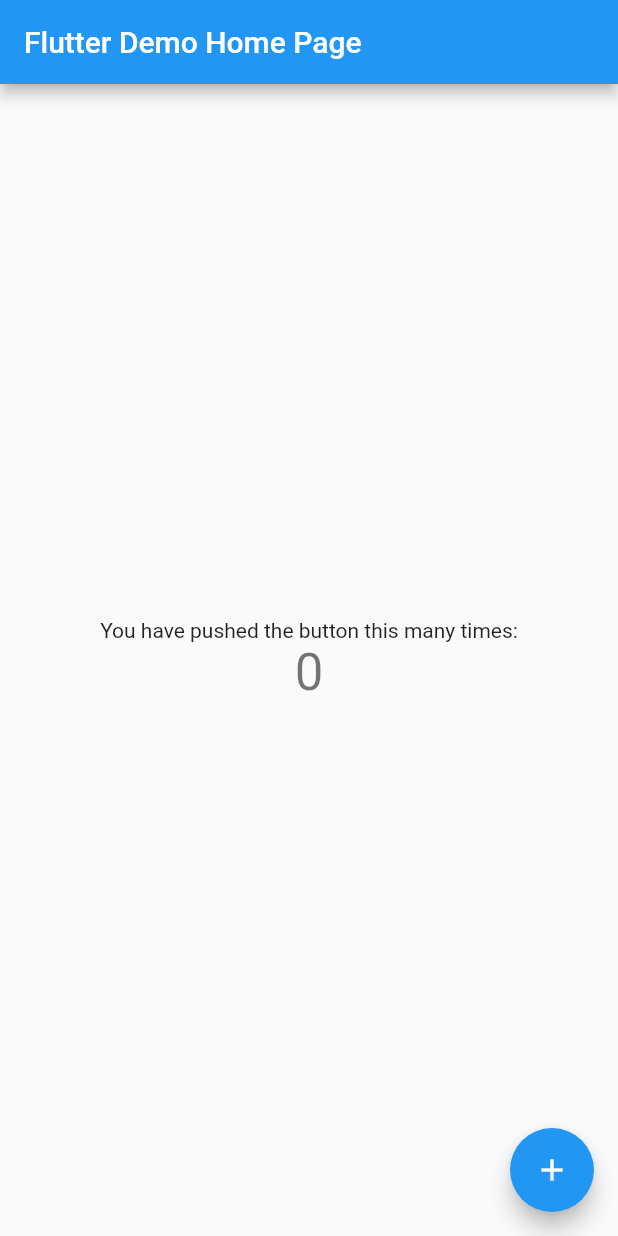
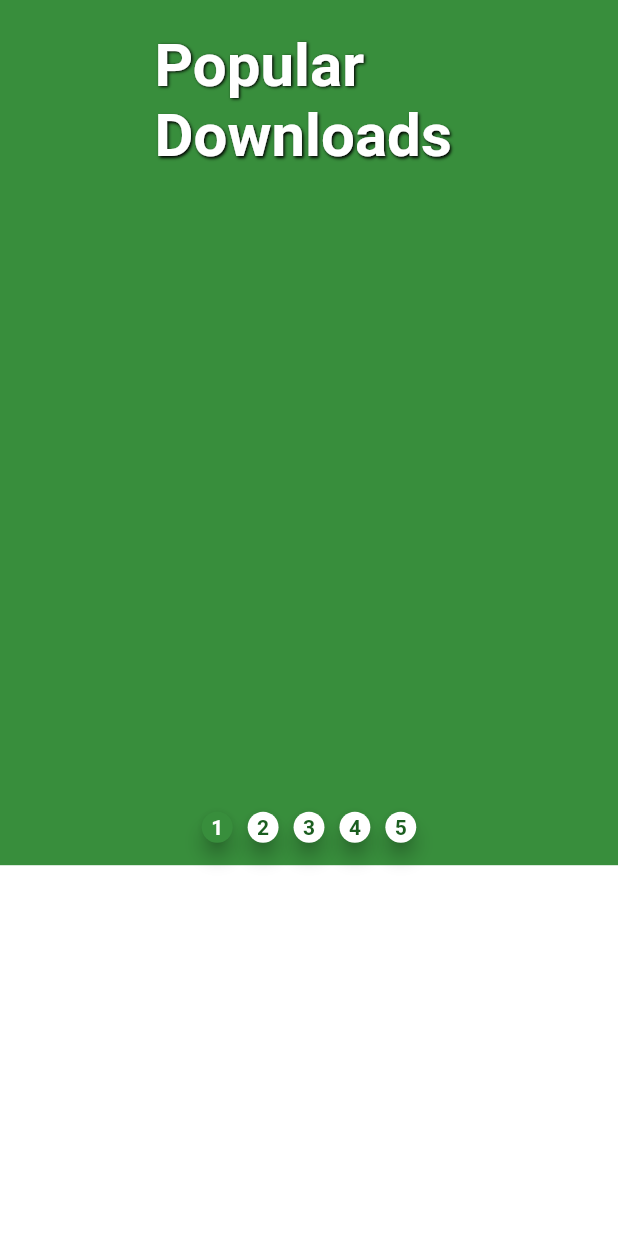
Before and after one commit to Prem-Neupane/ytsdesktop, a Flutter app: the screen it shows after launch, on a phone screen of 412 x 824 dp. Run offline on Flutter 3.47's test engine with Material 2 defaults, Android fonts, the phone set to English and light mode, and no system bars.

Commit message:
laid top downloads button

```diff
--- a/lib/main.dart
+++ b/lib/main.dart
@@ -1,117 +1,9 @@
 import 'package:flutter/material.dart';
+import 'package:ytsdesktop/screens/home/home.dart';
 
 void main() {
-  runApp(MyApp());
+  runApp(MaterialApp(
+    title: 'YTSMovies',
+    home: Home(),
+  ));
 }
-
-class MyApp extends StatelessWidget {
-  // This widget is the root of your application.
-  @override
-  Widget build(BuildContext context) {
-    return MaterialApp(
-      title: 'Flutter Demo',
-      theme: ThemeData(
-        // This is the theme of your application.
-        //
-        // Try running your application with "flutter run". You'll see the
-        // application has a blue toolbar. Then, without quitting the app, try
-        // changing the primarySwatch below to Colors.green and then invoke
-        // "hot reload" (press "r" in the console where you ran "flutter run",
-        // or simply save your changes to "hot reload" in a Flutter IDE).
-        // Notice that the counter didn't reset back to zero; the application
-        // is not restarted.
-        primarySwatch: Colors.blue,
-        // This makes the visual density adapt to the platform that you run
-        // the app on. For desktop platforms, the controls will be smaller and
-        // closer together (more dense) than on mobile platforms.
-        visualDensity: VisualDensity.adaptivePlatformDensity,
-      ),
-      home: MyHomePage(title: 'Flutter Demo Home Page'),
-    );
-  }
-}
-
-class MyHomePage extends StatefulWidget {
-  MyHomePage({Key key, this.title}) : super(key: key);
-
-  // This widget is the home page of your application. It is stateful, meaning
-  // that it has a State object (defined below) that contains fields that affect
-  // how it looks.
-
-  // This class is the configuration for the state. It holds the values (in this
-  // case the title) provided by the parent (in this case the App widget) and
-  // used by the build method of the State. Fields in a Widget subclass are
-  // always marked "final".
-
-  final String title;
-
-  @override
-  _MyHomePageState createState() => _MyHomePageState();
-}
-
-class _MyHomePageState extends State<MyHomePage> {
-  int _counter = 0;
-
-  void _incrementCounter() {
-    setState(() {
-      // This call to setState tells the Flutter framework that something has
-      // changed in this State, which causes it to rerun the build method below
-      // so that the display can reflect the updated values. If we changed
-      // _counter without calling setState(), then the build method would not be
-      // called again, and so nothing would appear to happen.
-      _counter++;
-    });
-  }
-
-  @override
-  Widget build(BuildContext context) {
-    // This method is rerun every time setState is called, for instance as done
-    // by the _incrementCounter method above.
-    //
-    // The Flutter framework has been optimized to make rerunning build methods
-    // fast, so that you can just rebuild anything that needs updating rather
-    // than having to individually change instances of widgets.
-    return Scaffold(
-      appBar: AppBar(
-        // Here we take the value from the MyHomePage object that was created by
-        // the App.build method, and use it to set our appbar title.
-        title: Text(widget.title),
-      ),
-      body: Center(
-        // Center is a layout widget. It takes a single child and positions it
-        // in the middle of the parent.
-        child: Column(
-          // Column is also a layout widget. It takes a list of children and
-          // arranges them vertically. By default, it sizes itself to fit its
-          // children horizontally, and tries to be as tall as its parent.
-          //
-          // Invoke "debug painting" (press "p" in the console, choose the
-          // "Toggle Debug Paint" action from the Flutter Inspector in Android
-          // Studio, or the "Toggle Debug Paint" command in Visual Studio Code)
-          // to see the wireframe for each widget.
-          //
-          // Column has various properties to control how it sizes itself and
-          // how it positions its children. Here we use mainAxisAlignment to
-          // center the children vertically; the main axis here is the vertical
-          // axis because Columns are vertical (the cross axis would be
-          // horizontal).
-          mainAxisAlignment: MainAxisAlignment.center,
-          children: <Widget>[
-            Text(
-              'You have pushed the button this many times:',
-            ),
-            Text(
-              '$_counter',
-              style: Theme.of(context).textTheme.headline4,
-            ),
-          ],
-        ),
-      ),
-      floatingActionButton: FloatingActionButton(
-        onPressed: _incrementCounter,
-        tooltip: 'Increment',
-        child: Icon(Icons.add),
-      ), // This trailing comma makes auto-formatting nicer for build methods.
-    );
-  }
-}
--- /dev/null
+++ b/lib/screens/home/home.dart
@@ -0,0 +1,39 @@
+import 'package:flutter/material.dart';
+import 'package:provider/provider.dart';
+import 'package:ytsdesktop/screens/home/home_provider.dart';
+import 'package:ytsdesktop/screens/home/top_downloads/top_downloads.dart';
+import 'package:ytsdesktop/utils/screen_dimension.dart';
+
+class Home extends StatelessWidget {
+  final ScreenDimension _dimension = ScreenDimension.instance;
+  @override
+  Widget build(BuildContext context) {
+    _dimension.init(
+        MediaQuery.of(context).size.height, MediaQuery.of(context).size.width);
+    return ChangeNotifierProvider<HomeProvider>(
+      create: (context) => HomeProvider(),
+      child: Builder(
+        builder: (context) {
+          HomeProvider _homeProvider = Provider.of<HomeProvider>(context);
+          return Scaffold(
+              backgroundColor: Colors.white,
+              body: Container(
+                height: _dimension.height,
+                width: _dimension.width,
+                child: ListView(
+                  physics: BouncingScrollPhysics(),
+                  children: [
+                    ///top downloads
+                    SizedBox(
+                      height: _dimension.percent(value: 70, isHeight: true),
+                      width: _dimension.width,
+                      child: TopDownloads(),
+                    )
+                  ],
+                ),
+              ));
+        },
+      ),
+    );
+  }
+}
--- /dev/null
+++ b/lib/screens/home/home_provider.dart
@@ -0,0 +1,6 @@
+
+import 'package:flutter/cupertino.dart';
+
+class HomeProvider with ChangeNotifier{
+
+}
--- /dev/null
+++ b/lib/screens/home/top_downloads/top_downloads.dart
@@ -0,0 +1,108 @@
+import 'package:flutter/material.dart';
+import 'package:provider/provider.dart';
+import 'package:ytsdesktop/screens/home/top_downloads/top_downloads_provider.dart';
+import 'package:ytsdesktop/utils/custom_shadows.dart';
+import 'package:ytsdesktop/utils/screen_dimension.dart';
+
+class TopDownloads extends StatelessWidget {
+  final ScreenDimension _dimension = ScreenDimension.instance;
+  @override
+  Widget build(BuildContext context) {
+    return ChangeNotifierProvider(
+      create: (context) => TopDownloadsProvider(),
+      child: Builder(
+        builder: (context) {
+          TopDownloadsProvider _topDownloadsProvider =
+              Provider.of<TopDownloadsProvider>(context);
+          return Container(
+            decoration: BoxDecoration(color: Colors.green[700]),
+            child: Stack(
+              children: [
+                //popular downloads Text
+                Positioned(
+                  top: 20,
+                  left: _dimension.percent(value: 25, isHeight: null),
+                  child: Container(
+                      alignment: Alignment.center,
+                      color: Colors.transparent,
+                      width: _dimension.percent(value: 50, isHeight: false),
+                      child: _popularDownloads()),
+                ),
+
+                ///for page buttons
+                Positioned(
+                  bottom: 10,
+                  left: _dimension.percent(value: 25, isHeight: null),
+                  child: Container(
+                    alignment: Alignment.center,
+                    width: _dimension.percent(value: 50, isHeight: false),
+                    child: Row(
+                      mainAxisAlignment: MainAxisAlignment.center,
+                      children: [
+                        for (int i = 1; i < 6; i++)
+                          _eachMovieButton(
+                              provider: _topDownloadsProvider,
+                              buttonId: i.toString())
+
+                        ///each button to choose movie
+                      ],
+                    ),
+                  ),
+                )
+              ],
+            ),
+          );
+        },
+      ),
+    );
+  }
+
+  ///returns each movie button at bottom
+  Widget _eachMovieButton({
+    @required TopDownloadsProvider provider,
+    @required String buttonId,
+  }) {
+    return Padding(
+      padding: const EdgeInsets.all(5.0),
+      child: Material(
+        color: provider.getButtonColor(buttonId),
+        elevation: 5,
+        shape: RoundedRectangleBorder(borderRadius: BorderRadius.circular(100)),
+        child: InkWell(
+          onHover: (value) {
+            if (value == true) {
+
+            }
+          },
+          borderRadius: BorderRadius.circular(100),
+          hoverColor: Colors.green[700],
+          child: Container(
+            alignment: Alignment.center,
+            width: _dimension.percent(value: 5, isHeight: null),
+            height: _dimension.percent(value: 5, isHeight: null),
+            decoration: BoxDecoration(shape: BoxShape.circle),
+            child: Text(
+              buttonId,
+              style: TextStyle(
+                  color: provider.getButtonTextColor(buttonId),
+                  fontWeight: FontWeight.bold),
+            ),
+          ),
+          onTap: () {
+            provider.setCurrentButton = buttonId;
+          },
+        ),
+      ),
+    );
+  }
+
+  ///returns poppular downloads text
+  Text _popularDownloads() {
+    return Text('Popular Downloads',
+        style: TextStyle(
+            color: Colors.white,
+            fontWeight: FontWeight.bold,
+            fontSize: 40,
+            shadows: textShadow(color: Colors.black)));
+  }
+}
--- /dev/null
+++ b/lib/screens/home/top_downloads/top_downloads_provider.dart
@@ -0,0 +1,14 @@
+import 'package:flutter/material.dart';
+
+class TopDownloadsProvider with ChangeNotifier {
+  String _currentButton = '1';
+  set setCurrentButton(String id) {
+    _currentButton = id;
+    notifyListeners();
+  }
+
+  Color getButtonColor(String id) =>
+      _currentButton == id ? Colors.green[700] : Colors.white;
+  Color getButtonTextColor(String id) =>
+      _currentButton == id ? Colors.white : Colors.green[900];
+}
--- /dev/null
+++ b/lib/utils/custom_shadows.dart
@@ -0,0 +1,21 @@
+import 'package:flutter/material.dart';
+
+List<Shadow> textShadow({Color color}) {
+  return [
+    BoxShadow(
+        color: color != null ? color : Colors.grey,
+        offset: Offset(1, 1),
+        blurRadius: 2,
+        spreadRadius: 5)
+  ];
+}
+
+List<BoxShadow> normalShadow({Color color}) {
+  return [
+    BoxShadow(
+        color: color != null ? color : Colors.grey,
+        offset: Offset(2, 2),
+        blurRadius: 5,
+        spreadRadius: 2)
+  ];
+}
--- /dev/null
+++ b/lib/utils/screen_dimension.dart
@@ -0,0 +1,24 @@
+
+import 'package:flutter/foundation.dart';
+
+class ScreenDimension {
+  ScreenDimension.privateConstructor();
+  static final ScreenDimension instance = ScreenDimension.privateConstructor();
+  bool _hasInitialized = false;
+  double _height, _width;
+  init(double height, double width) {
+    if(this._hasInitialized==false){
+    _height = height;
+    _width = width;}
+    else{
+      print("Dimension Already Initialized!!!");
+    }
+  }
+
+  double percent({@required double value, @required bool isHeight}) =>
+      isHeight==true ? _height * value / 100 : _width * value / 100;
+  ///returns full height
+  get height=>_height;
+  /// returns full width
+  get width=>_width;
+}
--- a/pubspec.yaml
+++ b/pubspec.yaml
@@ -25,6 +25,7 @@
     sdk: flutter
   provider: ^4.0.4
   http: ^0.12.0+4
+
 
 
 
```
Also changed, not shown: lib/api/accepted_parameter_types.dart (added, +38 -0 lines), lib/api/endpoints.dart (added, +21 -0 lines), lib/utils/custom_font.dart (added, +16 -0 lines), 1 other file.
